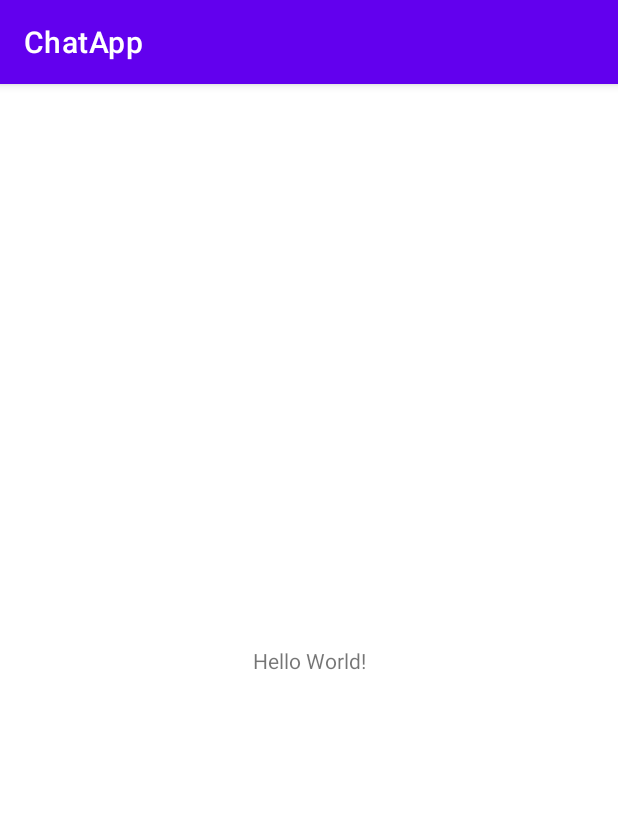
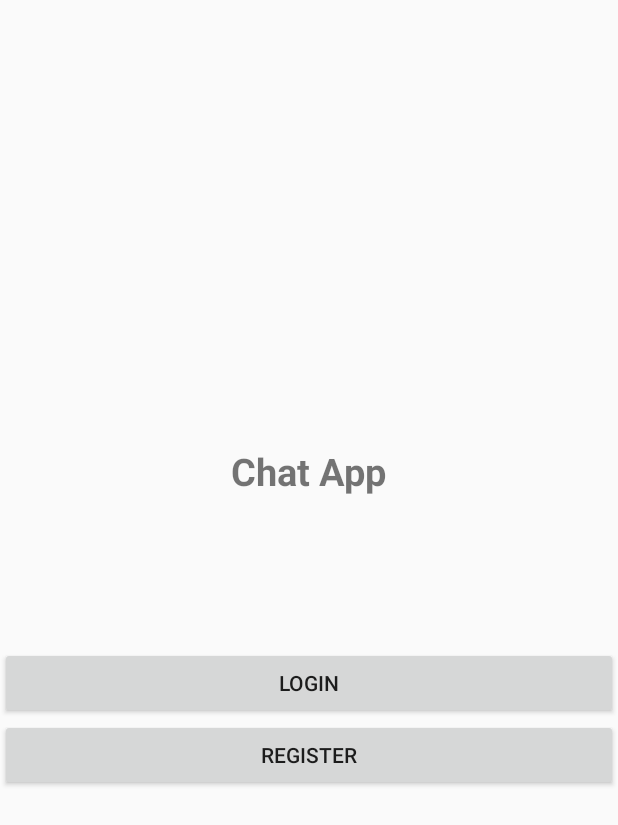
Before and after one commit to Xileff/Apaan-Tuh, an Android app: the screen it shows after launch (MainActivity before the commit, StartActivity after it), on a phone screen of 412 x 824 dp. Shown: the top 825 px of the screen. Run offline under Robolectric (Android 15) with nearby library versions, the phone set to English and light mode, and no system bars.

Commit message:
Connect to firebase. Register and login

```diff
--- /dev/null
+++ b/app/src/main/java/com/felix/chatapp/StartActivity.java
@@ -0,0 +1,36 @@
+package com.felix.chatapp;
+
+import androidx.appcompat.app.AppCompatActivity;
+
+import android.content.Intent;
+import android.os.Bundle;
+import android.view.View;
+import android.widget.Button;
+
+public class StartActivity extends AppCompatActivity {
+
+    Button login, register;
+
+    @Override
+    protected void onCreate(Bundle savedInstanceState) {
+        super.onCreate(savedInstanceState);
+        setContentView(R.layout.activity_start);
+
+        login = findViewById(R.id.login);
+        register = findViewById(R.id.register);
+
+        login.setOnClickListener(new View.OnClickListener() {
+            @Override
+            public void onClick(View view) {
+                startActivity(new Intent(StartActivity.this, LoginActivity.class));
+            }
+        });
+
+        register.setOnClickListener(new View.OnClickListener() {
+            @Override
+            public void onClick(View view) {
+                startActivity(new Intent(StartActivity.this, RegisterActivity.class));
+            }
+        });
+    }
+}
--- a/app/src/main/res/layout/activity_main.xml
+++ b/app/src/main/res/layout/activity_main.xml
@@ -6,13 +6,4 @@
     android:layout_height="match_parent"
     tools:context=".MainActivity">
 
-    <TextView
-        android:layout_width="wrap_content"
-        android:layout_height="wrap_content"
-        android:text="Hello World!"
-        app:layout_constraintBottom_toBottomOf="parent"
-        app:layout_constraintEnd_toEndOf="parent"
-        app:layout_constraintStart_toStartOf="parent"
-        app:layout_constraintTop_toTopOf="parent" />
-
 </androidx.constraintlayout.widget.ConstraintLayout>
--- /dev/null
+++ b/app/src/main/res/layout/activity_start.xml
@@ -0,0 +1,32 @@
+<?xml version="1.0" encoding="utf-8"?>
+<LinearLayout xmlns:android="http://schemas.android.com/apk/res/android"
+    xmlns:app="http://schemas.android.com/apk/res-auto"
+    xmlns:tools="http://schemas.android.com/tools"
+    android:layout_width="match_parent"
+    android:layout_height="match_parent"
+    android:orientation="vertical"
+    android:gravity="center"
+    tools:context=".StartActivity">
+
+    <TextView
+        android:layout_width="wrap_content"
+        android:layout_height="wrap_content"
+        android:text="Chat App"
+        android:textSize="25sp"
+        android:textStyle="bold" />
+
+    <Button
+        android:id="@+id/login"
+        android:layout_width="match_parent"
+        android:layout_height="wrap_content"
+        android:layout_marginTop="100dp"
+        android:text="Login" />
+
+    <Button
+        android:layout_width="match_parent"
+        android:layout_height="wrap_content"
+        android:id="@+id/register"
+        android:text="Register"
+        />
+
+</LinearLayout>
--- a/app/src/main/res/values/colors.xml
+++ b/app/src/main/res/values/colors.xml
@@ -1,5 +1,8 @@
 <?xml version="1.0" encoding="utf-8"?>
 <resources>
+    <color name="colorPrimary">#3EAEAE</color>
+    <color name="colorPrimaryDark">#226E6E</color>
+    <color name="colorAccent">#FF4081</color>
     <color name="purple_200">#FFBB86FC</color>
     <color name="purple_500">#FF6200EE</color>
     <color name="purple_700">#FF3700B3</color>
--- a/app/src/main/res/values/strings.xml
+++ b/app/src/main/res/values/strings.xml
@@ -1,3 +1,4 @@
 <resources>
     <string name="app_name">ChatApp</string>
+    <string name="databaseURL">https://chatapp-fc0be-default-rtdb.asia-southeast1.firebasedatabase.app/</string>
 </resources>
--- a/app/src/main/res/values/themes.xml
+++ b/app/src/main/res/values/themes.xml
@@ -1,8 +1,11 @@
 <resources xmlns:tools="http://schemas.android.com/tools">
     <!-- Base application theme. -->
-    <style name="Theme.ChatApp" parent="Theme.MaterialComponents.DayNight.DarkActionBar">
+    <!-- Theme.MaterialComponents.DayNight.DarkActionBar  -->
+    <style name="Theme.ChatApp" parent="Theme.AppCompat.Light.NoActionBar">
         <!-- Primary brand color. -->
-        <item name="colorPrimary">@color/purple_500</item>
+        <item name="colorPrimary">@color/colorPrimary</item>
+        <item name="colorPrimaryDark">@color/colorPrimaryDark</item>
+        <item name="colorAccent">@color/colorAccent</item>
         <item name="colorPrimaryVariant">@color/purple_700</item>
         <item name="colorOnPrimary">@color/white</item>
         <!-- Secondary brand color. -->
--- a/build.gradle
+++ b/build.gradle
@@ -1,4 +1,8 @@
-// Top-level build file where you can add configuration options common to all sub-projects/modules.
+buildscript {
+    dependencies {
+        classpath 'com.google.gms:google-services:4.3.14'
+    }
+}// Top-level build file where you can add configuration options common to all sub-projects/modules.
 plugins {
     id 'com.android.application' version '7.3.1' apply false
     id 'com.android.library' version '7.3.1' apply false
```
Also changed, not shown: app/build.gradle (+12 -2 lines), app/src/main/AndroidManifest.xml (+25 -0 lines), app/src/main/java/com/felix/chatapp/LoginActivity.java (added, +71 -0 lines), app/src/main/java/com/felix/chatapp/RegisterActivity.java (added, +102 -0 lines), app/src/main/res/layout/activity_login.xml (added, +57 -0 lines), app/src/main/res/layout/activity_register.xml (added, +66 -0 lines), app/src/main/res/layout/bar_layout.xml (added, +9 -0 lines), gradle.properties (+9 -13 lines), 1 other file.
